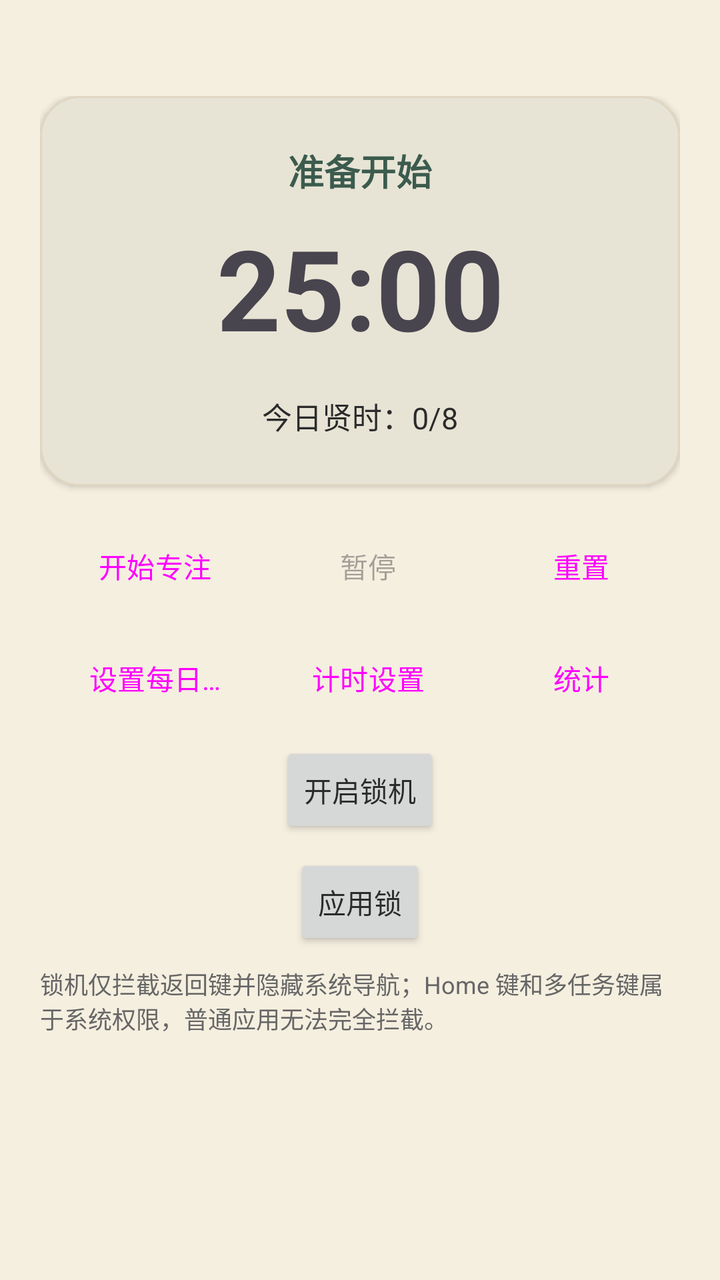
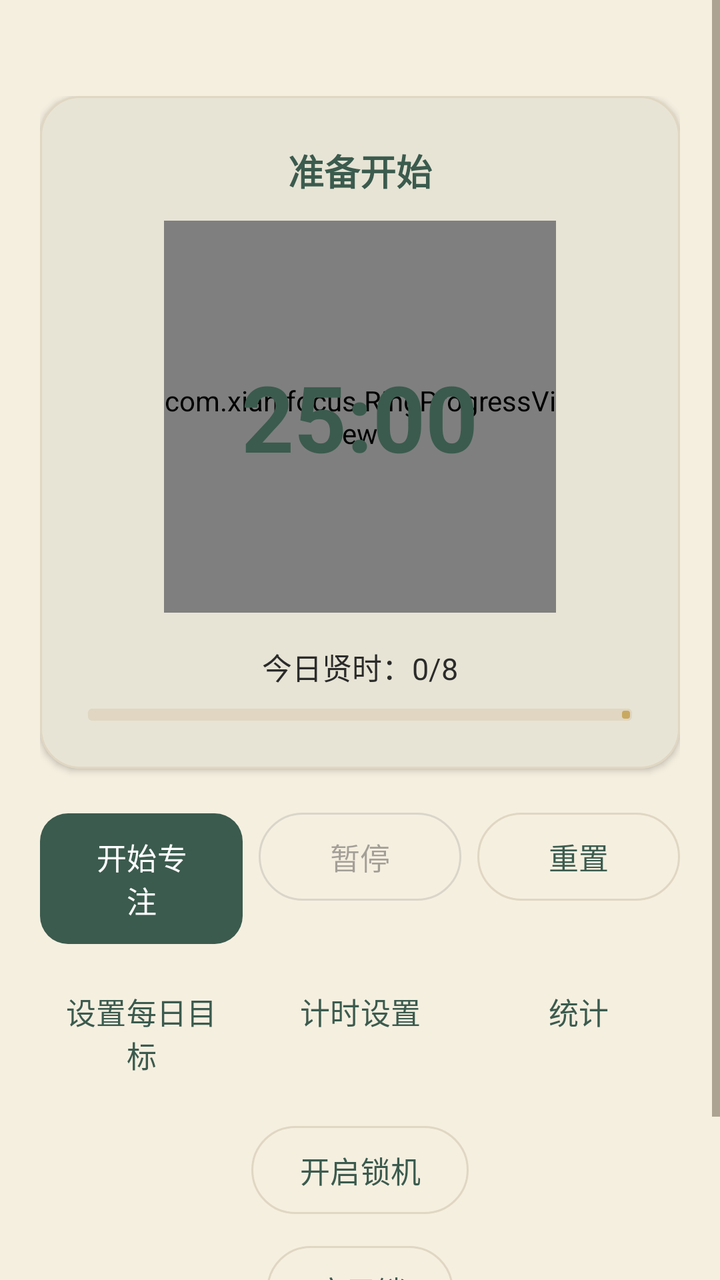

Screens rendered from an Android XML layout before and after an edit, with the pre-edit source and the edit as a unified diff.
<!-- AndroidManifest.xml: application theme Theme.PomodoroFocus -->
<!-- res/layout/fragment_timer.xml -->
<?xml version="1.0" encoding="utf-8"?>
<ScrollView xmlns:android="http://schemas.android.com/apk/res/android"
    xmlns:app="http://schemas.android.com/apk/res-auto"
    android:layout_width="match_parent"
    android:layout_height="match_parent"
    android:fillViewport="true">

    <LinearLayout
        android:layout_width="match_parent"
        android:layout_height="wrap_content"
        android:orientation="vertical"
        android:paddingHorizontal="20dp"
        android:paddingTop="48dp"
        android:paddingBottom="20dp">

        <com.google.android.material.card.MaterialCardView
            android:layout_width="match_parent"
            android:layout_height="wrap_content"
            app:cardCornerRadius="20dp"
            app:cardElevation="2dp"
            app:strokeColor="?attr/colorOutline"
            app:strokeWidth="1dp">

            <LinearLayout
                android:layout_width="match_parent"
                android:layout_height="wrap_content"
                android:orientation="vertical"
                android:padding="24dp">

                <TextView
                    android:id="@+id/statusText"
                    android:layout_width="match_parent"
                    android:layout_height="wrap_content"
                    android:gravity="center"
                    android:text="@string/status_idle"
                    android:textColor="?attr/colorBrandContent"
                    android:textSize="18sp"
                    android:textStyle="bold" />

                <TextView
                    android:id="@+id/timerText"
                    android:layout_width="match_parent"
                    android:layout_height="wrap_content"
                    android:layout_marginTop="8dp"
                    android:gravity="center"
                    android:text="@string/default_timer"
                    android:textSize="56sp"
                    android:textStyle="bold" />

                <TextView
                    android:id="@+id/goalLabel"
                    android:layout_width="match_parent"
                    android:layout_height="wrap_content"
                    android:layout_marginTop="16dp"
                    android:gravity="center"
                    android:text="@string/goal_initial"
                    android:textColor="@color/ink_text"
                    android:textSize="15sp" />
            </LinearLayout>
        </com.google.android.material.card.MaterialCardView>

        <LinearLayout
            style="?android:attr/buttonBarStyle"
            android:layout_width="match_parent"
            android:layout_height="wrap_content"
            android:layout_marginTop="16dp"
            android:orientation="horizontal">

            <Button
                android:id="@+id/startButton"
                style="?android:attr/buttonBarButtonStyle"
                android:layout_width="0dp"
                android:layout_height="wrap_content"
                android:layout_weight="1"
                android:text="@string/start_focus" />

            <Button
                android:id="@+id/pauseButton"
                style="?android:attr/buttonBarButtonStyle"
                android:layout_width="0dp"
                android:layout_height="wrap_content"
                android:layout_marginStart="8dp"
                android:layout_weight="1"
                android:enabled="false"
                android:text="@string/pause" />

            <Button
                android:id="@+id/resetButton"
                style="?android:attr/buttonBarButtonStyle"
                android:layout_width="0dp"
                android:layout_height="wrap_content"
                android:layout_marginStart="8dp"
                android:layout_weight="1"
                android:text="@string/reset" />
        </LinearLayout>

        <LinearLayout
            style="?android:attr/buttonBarStyle"
            android:layout_width="match_parent"
            android:layout_height="wrap_content"
            android:layout_marginTop="8dp"
            android:orientation="horizontal">

            <Button
                android:id="@+id/goalButton"
                style="?android:attr/buttonBarButtonStyle"
                android:layout_width="0dp"
                android:layout_height="wrap_content"
                android:layout_weight="1"
                android:text="@string/set_daily_goal" />

            <Button
                android:id="@+id/timerSettingsButton"
                style="?android:attr/buttonBarButtonStyle"
                android:layout_width="0dp"
                android:layout_height="wrap_content"
                android:layout_marginStart="8dp"
                android:layout_weight="1"
                android:text="@string/timer_settings" />

            <Button
                android:id="@+id/statsButton"
                style="?android:attr/buttonBarButtonStyle"
                android:layout_width="0dp"
                android:layout_height="wrap_content"
                android:layout_marginStart="8dp"
                android:layout_weight="1"
                android:text="@string/focus_stats" />
        </LinearLayout>

        <Button
            android:id="@+id/lockButton"
            android:layout_width="wrap_content"
            android:layout_height="wrap_content"
            android:layout_gravity="center"
            android:layout_marginTop="8dp"
            android:minWidth="0dp"
            android:text="@string/lock_enable" />

        <Button
            android:id="@+id/appLockButton"
            android:layout_width="wrap_content"
            android:layout_height="wrap_content"
            android:layout_gravity="center"
            android:layout_marginTop="8dp"
            android:minWidth="0dp"
            android:text="@string/app_lock" />

        <TextView
            android:layout_width="match_parent"
            android:layout_height="wrap_content"
            android:layout_marginTop="8dp"
            android:text="@string/lock_notice"
            android:textColor="@color/text_secondary"
            android:textSize="12sp" />
    </LinearLayout>
</ScrollView>
<!-- resources referenced by this layout -->
<resources>
  <color name="ink_text">#2B2B2B</color>
  <color name="text_secondary">#666666</color>
  <string name="app_lock">应用锁</string>
  <string name="default_timer">25:00</string>
  <string name="focus_stats">统计</string>
  <string name="goal_initial">今日贤时：0/8</string>
  <string name="lock_enable">开启锁机</string>
  <string name="lock_notice">锁机仅拦截返回键并隐藏系统导航；Home 键和多任务键属于系统权限，普通应用无法完全拦截。</string>
  <string name="pause">暂停</string>
  <string name="reset">重置</string>
  <string name="set_daily_goal">设置每日目标</string>
  <string name="start_focus">开始专注</string>
  <string name="status_idle">准备开始</string>
  <string name="timer_settings">计时设置</string>
  <style name="Theme.PomodoroFocus" parent="Theme.Xian.Qinglv" />
  <color name="theme_qinglv_primary">#3B5B4E</color>
  <color name="theme_qinglv_primary_variant">#2A4238</color>
  <color name="theme_qinglv_primary_content">#3B5B4E</color>
  <color name="theme_qinglv_accent">#C9A961</color>
  <color name="theme_qinglv_surface">#F5EFE0</color>
  <color name="on_primary">#FFFFFF</color>
  <style name="Widget.Xian.Button" parent="Widget.Material3.Button">
          <item name="cornerRadius">14dp</item>
          <item name="backgroundTint">?attr/colorBrandSurface</item>
          <item name="rippleColor">@color/ripple</item>
          <item name="android:textColor">@color/on_primary</item>
          <item name="android:textSize">15sp</item>
          <item name="android:paddingVertical">11dp</item>
          <item name="elevation">0dp</item>
          <item name="android:stateListAnimator">@null</item>
      </style>
  <style name="Widget.Xian.EditText" parent="Widget.AppCompat.EditText">
          <item name="android:background">@drawable/bg_edittext</item>
          <item name="android:padding">12dp</item>
          <item name="android:textColor">@color/ink_text</item>
          <item name="android:textSize">15sp</item>
      </style>
  <style name="Theme.Xian.MaterialAlertDialog" parent="ThemeOverlay.Material3.MaterialAlertDialog">
          <item name="shapeAppearanceMediumComponent">@style/ShapeAppearance.Xian.Medium</item>
          <item name="android:windowAnimationStyle">@style/Animation.Xian.Dialog</item>
          <item name="buttonBarPositiveButtonStyle">@style/Widget.Xian.Button</item>
          <item name="buttonBarNegativeButtonStyle">@style/Widget.Xian.Button.Text</item>
      </style>
  <color name="divider">#E0D6C2</color>
  <!-- drawable bg_edittext (drawable) -->
  <?xml version="1.0" encoding="utf-8"?>
  <selector xmlns:android="http://schemas.android.com/apk/res/android">
      <item android:state_focused="true">
          <shape android:shape="rectangle">
              <corners android:radius="10dp" />
              <solid android:color="@color/card_background" />
              <stroke android:width="2dp" android:color="?attr/colorBrandContent" />
          </shape>
      </item>
      <item>
          <shape android:shape="rectangle">
              <corners android:radius="10dp" />
              <solid android:color="@color/card_background" />
              <stroke android:width="1dp" android:color="@color/nav_divider" />
          </shape>
      </item>
  </selector>
  <style name="ShapeAppearance.Xian.Medium" parent="ShapeAppearance.Material3.Corner.ExtraLarge">
          <item name="cornerSize">18dp</item>
      </style>
  <style name="Animation.Xian.Dialog" parent="@android:style/Animation.Dialog">
          <item name="android:windowEnterAnimation">@anim/dialog_enter</item>
          <item name="android:windowExitAnimation">@anim/dialog_exit</item>
      </style>
  <style name="Widget.Xian.Button.Text" parent="Widget.Material3.Button.TextButton">
          <item name="cornerRadius">14dp</item>
          <item name="android:textColor">?attr/colorBrandContent</item>
          <item name="android:textSize">15sp</item>
      </style>
  <color name="card_background">#FFFFFF</color>
  <color name="nav_divider">#D8CDB8</color>
  <!-- unchanged entries left out for length: 2 -->
</resources>

<!-- the commit's change to res/layout/fragment_timer.xml (unified diff, before → after) -->
@@ -37,15 +37,29 @@
                     android:textSize="18sp"
                     android:textStyle="bold" />
 
-                <TextView
-                    android:id="@+id/timerText"
+                
+                <FrameLayout
                     android:layout_width="match_parent"
                     android:layout_height="wrap_content"
-                    android:layout_marginTop="8dp"
-                    android:gravity="center"
-                    android:text="@string/default_timer"
-                    android:textSize="56sp"
-                    android:textStyle="bold" />
+                    android:layout_marginTop="12dp">
+
+                    <com.xian.focus.RingProgressView
+                        android:id="@+id/timerRing"
+                        android:layout_width="196dp"
+                        android:layout_height="196dp"
+                        android:layout_gravity="center" />
+
+                    <TextView
+                        android:id="@+id/timerText"
+                        android:layout_width="wrap_content"
+                        android:layout_height="wrap_content"
+                        android:layout_gravity="center"
+                        android:gravity="center"
+                        android:text="@string/default_timer"
+                        android:textColor="?attr/colorBrandContent"
+                        android:textSize="46sp"
+                        android:textStyle="bold" />
+                </FrameLayout>
 
                 <TextView
                     android:id="@+id/goalLabel"
@@ -56,27 +70,37 @@
                     android:text="@string/goal_initial"
                     android:textColor="@color/ink_text"
                     android:textSize="15sp" />
+
+                
+                <com.google.android.material.progressindicator.LinearProgressIndicator
+                    android:id="@+id/goalProgress"
+                    android:layout_width="match_parent"
+                    android:layout_height="wrap_content"
+                    android:layout_marginTop="10dp"
+                    android:max="8"
+                    android:progress="0"
+                    app:indicatorColor="?attr/colorBrandAccent"
+                    app:trackColor="@color/divider"
+                    app:trackThickness="6dp" />
             </LinearLayout>
         </com.google.android.material.card.MaterialCardView>
 
         <LinearLayout
-            style="?android:attr/buttonBarStyle"
             android:layout_width="match_parent"
             android:layout_height="wrap_content"
-            android:layout_marginTop="16dp"
+            android:layout_marginTop="18dp"
             android:orientation="horizontal">
 
-            <Button
+            <com.google.android.material.button.MaterialButton
                 android:id="@+id/startButton"
-                style="?android:attr/buttonBarButtonStyle"
                 android:layout_width="0dp"
                 android:layout_height="wrap_content"
                 android:layout_weight="1"
                 android:text="@string/start_focus" />
 
-            <Button
+            <com.google.android.material.button.MaterialButton
                 android:id="@+id/pauseButton"
-                style="?android:attr/buttonBarButtonStyle"
+                style="@style/Widget.Material3.Button.OutlinedButton"
                 android:layout_width="0dp"
                 android:layout_height="wrap_content"
                 android:layout_marginStart="8dp"
@@ -84,9 +108,9 @@
                 android:enabled="false"
                 android:text="@string/pause" />
 
-            <Button
+            <com.google.android.material.button.MaterialButton
                 android:id="@+id/resetButton"
-                style="?android:attr/buttonBarButtonStyle"
+                style="@style/Widget.Material3.Button.OutlinedButton"
                 android:layout_width="0dp"
                 android:layout_height="wrap_content"
                 android:layout_marginStart="8dp"
@@ -95,32 +119,31 @@
         </LinearLayout>
 
         <LinearLayout
-            style="?android:attr/buttonBarStyle"
             android:layout_width="match_parent"
             android:layout_height="wrap_content"
-            android:layout_marginTop="8dp"
+            android:layout_marginTop="4dp"
             android:orientation="horizontal">
 
-            <Button
+            <com.google.android.material.button.MaterialButton
                 android:id="@+id/goalButton"
-                style="?android:attr/buttonBarButtonStyle"
+                style="@style/Widget.Material3.Button.TextButton"
                 android:layout_width="0dp"
                 android:layout_height="wrap_content"
                 android:layout_weight="1"
                 android:text="@string/set_daily_goal" />
 
-            <Button
+            <com.google.android.material.button.MaterialButton
                 android:id="@+id/timerSettingsButton"
-                style="?android:attr/buttonBarButtonStyle"
+                style="@style/Widget.Material3.Button.TextButton"
                 android:layout_width="0dp"
                 android:layout_height="wrap_content"
                 android:layout_marginStart="8dp"
                 android:layout_weight="1"
                 android:text="@string/timer_settings" />
 
-            <Button
+            <com.google.android.material.button.MaterialButton
                 android:id="@+id/statsButton"
-                style="?android:attr/buttonBarButtonStyle"
+                style="@style/Widget.Material3.Button.TextButton"
                 android:layout_width="0dp"
                 android:layout_height="wrap_content"
                 android:layout_marginStart="8dp"
@@ -128,17 +151,19 @@
                 android:text="@string/focus_stats" />
         </LinearLayout>
 
-        <Button
+        <com.google.android.material.button.MaterialButton
             android:id="@+id/lockButton"
+            style="@style/Widget.Material3.Button.OutlinedButton"
             android:layout_width="wrap_content"
             android:layout_height="wrap_content"
             android:layout_gravity="center"
-            android:layout_marginTop="8dp"
+            android:layout_marginTop="6dp"
             android:minWidth="0dp"
             android:text="@string/lock_enable" />
 
-        <Button
+        <com.google.android.material.button.MaterialButton
             android:id="@+id/appLockButton"
+            style="@style/Widget.Material3.Button.OutlinedButton"
             android:layout_width="wrap_content"
             android:layout_height="wrap_content"
             android:layout_gravity="center"
